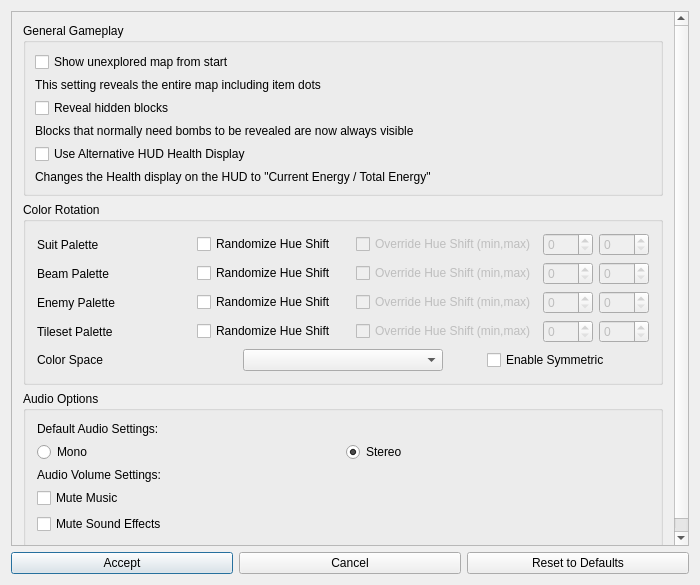
The window that randovania/games/fusion/gui/ui_files/fusion_cosmetic_patches_dialog.ui (randovania/randovania) describes before a commit, drawn with Qt 5.
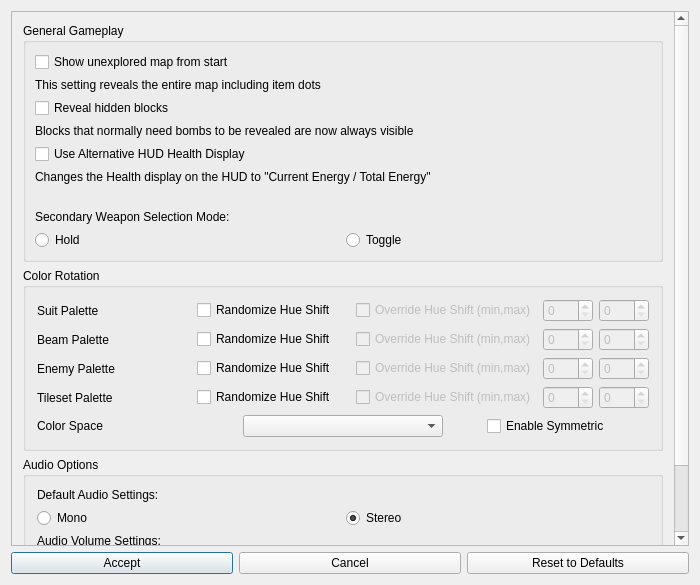
The same window after the commit.

Commit message: Fusion: Bump to mars patcher 0.18.0 + add secondary toggle mode

Patch:
```diff
--- a/randovania/games/fusion/gui/ui_files/fusion_cosmetic_patches_dialog.ui
+++ b/randovania/games/fusion/gui/ui_files/fusion_cosmetic_patches_dialog.ui
@@ -48,8 +48,8 @@
        <rect>
         <x>0</x>
         <y>0</y>
-        <width>663</width>
-        <height>638</height>
+        <width>666</width>
+        <height>708</height>
        </rect>
       </property>
       <layout class="QVBoxLayout" name="verticalLayout">
@@ -59,6 +59,9 @@
           <string>General Gameplay</string>
          </property>
          <layout class="QVBoxLayout" name="verticalLayout_2">
+          <property name="spacing">
+           <number>6</number>
+          </property>
           <property name="leftMargin">
            <number>9</number>
           </property>
@@ -113,6 +116,50 @@
             </property>
            </widget>
           </item>
+          <item>
+           <spacer name="horizontalSpacer">
+            <property name="orientation">
+             <enum>Qt::Orientation::Horizontal</enum>
+            </property>
+            <property name="sizeHint" stdset="0">
+             <size>
+              <width>40</width>
+              <height>20</height>
+             </size>
+            </property>
+           </spacer>
+          </item>
+          <item>
+           <widget class="QLabel" name="secondary_weapon_label">
+            <property name="sizePolicy">
+             <sizepolicy hsizetype="Preferred" vsizetype="Preferred">
+              <horstretch>0</horstretch>
+              <verstretch>0</verstretch>
+             </sizepolicy>
+            </property>
+            <property name="text">
+             <string>Secondary Weapon Selection Mode:</string>
+            </property>
+           </widget>
+          </item>
+          <item>
+           <layout class="QHBoxLayout" name="secondary_weapon_layout">
+            <item>
+             <widget class="QRadioButton" name="secondary_weapon_hold_option">
+              <property name="text">
+               <string>Hold</string>
+              </property>
+             </widget>
+            </item>
+            <item>
+             <widget class="QRadioButton" name="secondary_weapon_toggle_option">
+              <property name="text">
+               <string>Toggle</string>
+              </property>
+             </widget>
+            </item>
+           </layout>
+          </item>
          </layout>
         </widget>
        </item>
```
The commit also changes 9 other files.
